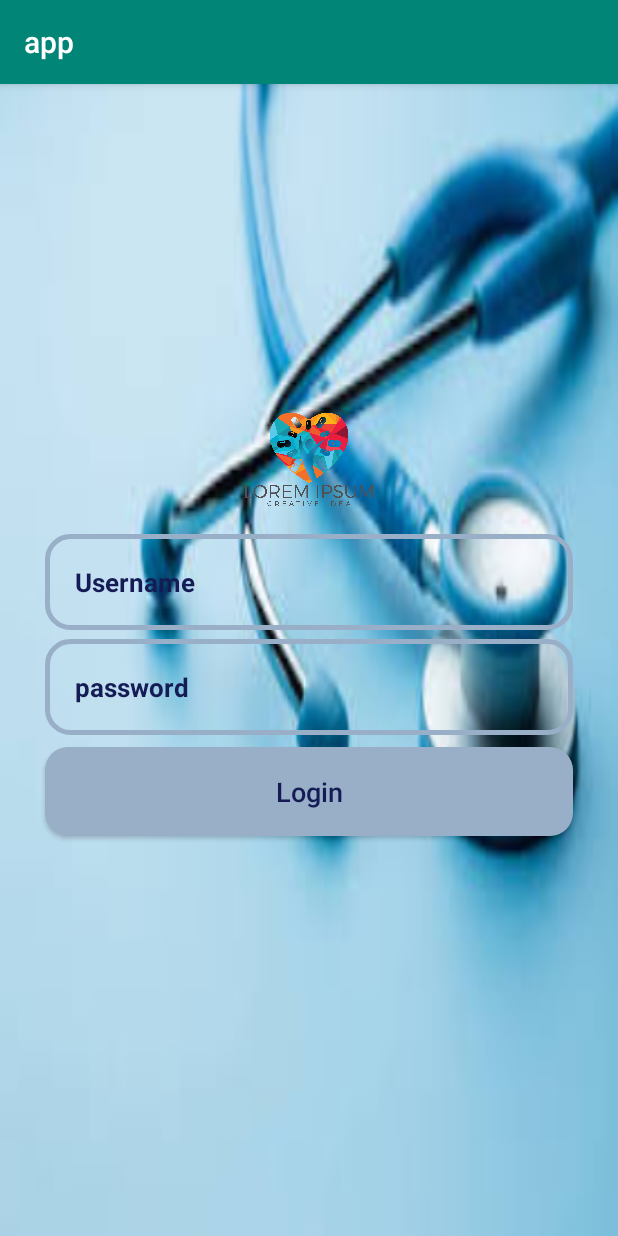
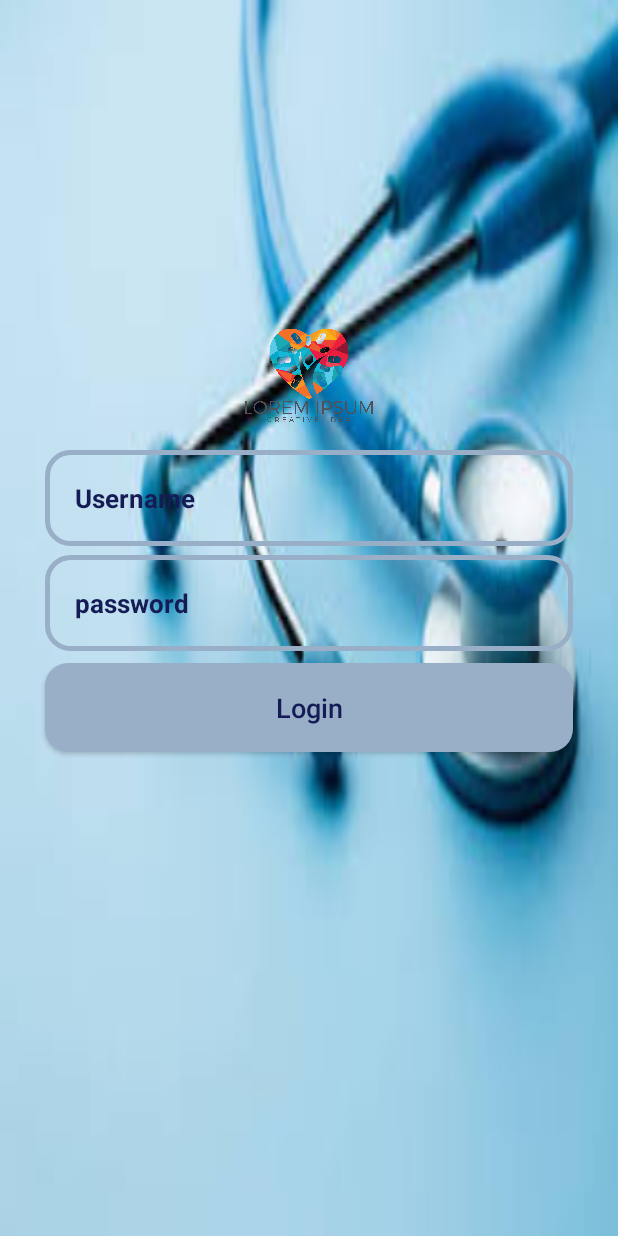
Before and after one commit to iamgsomya/app, an Android app: the Login_Activity screen opened directly, with no data from a screen before it, on a phone screen of 412 x 824 dp. Run offline under Robolectric (Android 15) with nearby library versions, the phone set to English and light mode, and no system bars.

```diff
--- a/app/src/main/java/org/docreg/app/Home.java
+++ b/app/src/main/java/org/docreg/app/Home.java
@@ -24,7 +24,7 @@ public class Home extends AppCompatActivity
     @Override
     protected void onCreate (Bundle savedInstanceState) {
         super .onCreate(savedInstanceState) ;
-        setContentView(R.layout. activity_main ) ;
+        setContentView(R.layout.home);
         new_patient=findViewById(R.id.register_btn);
         old_patient=findViewById(R.id.cam_btn);
         new_patient.setOnClickListener(new View.OnClickListener() {
--- a/app/src/main/res/layout/app_bar_main.xml
+++ b/app/src/main/res/layout/app_bar_main.xml
@@ -1,5 +1,5 @@
 <?xml version="1.0" encoding="utf-8"?>
-<android.support.design.widget.CoordinatorLayout
+<androidx.coordinatorlayout.widget.CoordinatorLayout
     xmlns:android="http://schemas.android.com/apk/res/android"
     xmlns:app="http://schemas.android.com/apk/res-auto"
     xmlns:tools="http://schemas.android.com/tools"
@@ -22,4 +22,4 @@
             app:popupTheme="@style/AppTheme" />
 
     </com.google.android.material.appbar.AppBarLayout>
-</android.support.design.widget.CoordinatorLayout>
+</androidx.coordinatorlayout.widget.CoordinatorLayout>
--- a/app/src/main/res/layout/home.xml
+++ b/app/src/main/res/layout/home.xml
@@ -5,6 +5,7 @@
     xmlns:tools="http://schemas.android.com/tools"
     android:id="@+id/drawer_layout"
     tools:openDrawer="start"
+    tools:context=".Home"
     android:layout_width="match_parent"
     android:layout_height="match_parent">
 
--- a/app/src/main/res/values/styles.xml
+++ b/app/src/main/res/values/styles.xml
@@ -1,7 +1,7 @@
 <resources>
 
     <!-- Base application theme. -->
-    <style name="AppTheme" parent="Theme.AppCompat.Light.DarkActionBar">
+    <style name="AppTheme" parent="Theme.AppCompat.Light.NoActionBar">
         <!-- Customize your theme here. -->
         <item name="colorPrimary">@color/colorPrimary</item>
         <item name="colorPrimaryDark">@color/colorPrimaryDark</item>
```
